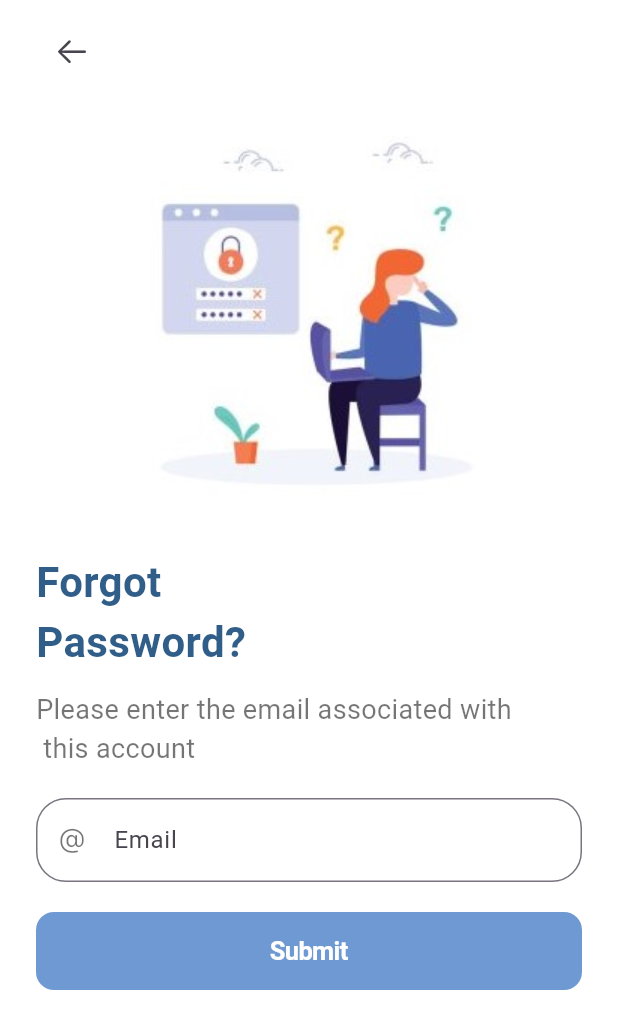
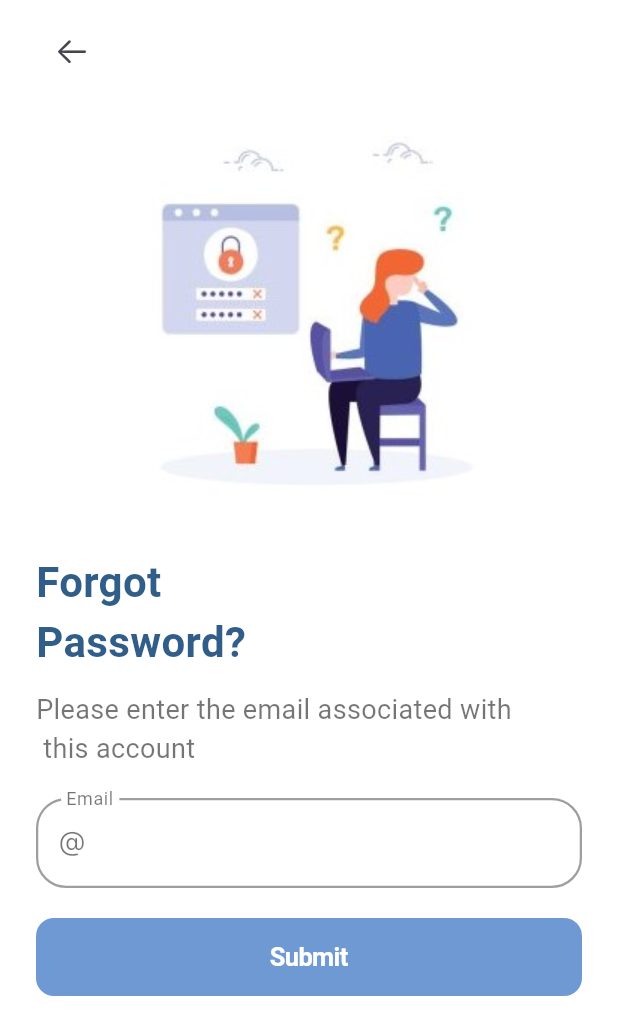
Before and after one commit to Hend-Haddad/Eguide-flutter, a Flutter app: the EmailPage screen opened directly, on a phone screen of 412 x 824 dp. Shown: the top 1035 px of the screen. Run offline on Flutter 3.47's test engine with Material 3 defaults, Android fonts, the phone set to English and light mode, and no system bars; our stand-ins replace cloud_firestore, file_picker, firebase_auth, firebase_core, firebase_storage, google_nav_bar and 2 more; accounts and stored records are empty.

```diff
--- a/lib/pages/auth/pass_resset/email_verif.dart
+++ b/lib/pages/auth/pass_resset/email_verif.dart
@@ -1,8 +1,6 @@
-
 import 'package:firebase_auth/firebase_auth.dart';
 import 'package:flutter/cupertino.dart';
 import 'package:flutter/material.dart';
-
 import '../../../utils/dims.dart';
 import '../../../utils/app_strings.dart';
 import '../../../utils/app_styles.dart';
@@ -16,10 +14,18 @@ class EmailPage extends StatefulWidget {
 
 class _EmailPageState extends State<EmailPage> {
   final _emailController = TextEditingController();
+  final FocusNode _emailFocusNode = FocusNode();
+
+  @override
+  void initState() {
+    super.initState();
+    _emailFocusNode.addListener(() => setState(() {}));
+  }
 
   @override
   void dispose() {
     _emailController.dispose();
+    _emailFocusNode.dispose();
     super.dispose();
   }
 
@@ -47,8 +53,6 @@ class _EmailPageState extends State<EmailPage> {
       );
     }
   }
-
-
 
   @override
   Widget build(BuildContext context) {
@@ -93,16 +97,43 @@ class _EmailPageState extends State<EmailPage> {
                   ],
                 ),
                 const SizedBox(height: 20),
-                TextField(
+
+                // Email Field with focus styling
+                Focus(
+                  onFocusChange: (_) => setState(() {}),
+                  child: TextField(
                     controller: _emailController,
+                    focusNode: _emailFocusNode,
                     decoration: InputDecoration(
-                    prefixIcon: const Icon(CupertinoIcons.at, size: 18, color: Colors.black54),
-                    hintText: 'Email',
-                    border: OutlineInputBorder(
+                      contentPadding: const EdgeInsets.symmetric(vertical: 18, horizontal: 16),
+                      labelText: 'Email',
+                      floatingLabelBehavior: FloatingLabelBehavior.always,
+                      labelStyle: TextStyle(
+                        color: _emailFocusNode.hasFocus ? Colors.blue : Colors.black54,
+                      ),
+                      prefixIcon: Icon(
+                        CupertinoIcons.at,
+                        size: 18,
+                        color: _emailFocusNode.hasFocus ? Colors.blue : Colors.black54,
+                      ),
+                      enabledBorder: OutlineInputBorder(
                         borderRadius: BorderRadius.circular(20.0),
+                        borderSide: BorderSide(
+                          color: _emailFocusNode.hasFocus ? Colors.blue : Colors.grey,
+                          width: 1.5,
+                        ),
+                      ),
+                      focusedBorder: OutlineInputBorder(
+                        borderRadius: BorderRadius.circular(20.0),
+                        borderSide: const BorderSide(
+                          color: Colors.blue,
+                          width: 2.0,
                         ),
                       ),
                     ),
+                  ),
+                ),
+
                 const SizedBox(height: 20),
                 Row(
                   children: [
@@ -113,9 +144,7 @@ class _EmailPageState extends State<EmailPage> {
                           'Submit',
                           style: TextStyle(color: Colors.white, fontWeight: FontWeight.bold),
                         ),
-                        onPressed: () {
-                          passwordReset();
-                        },
+                        onPressed: passwordReset,
                       ),
                     )
                   ],
```
Also changed, not shown: lib/widgets/post_widget.dart (+69 -67 lines). Lines whose indentation alone changed are shown as unchanged.
